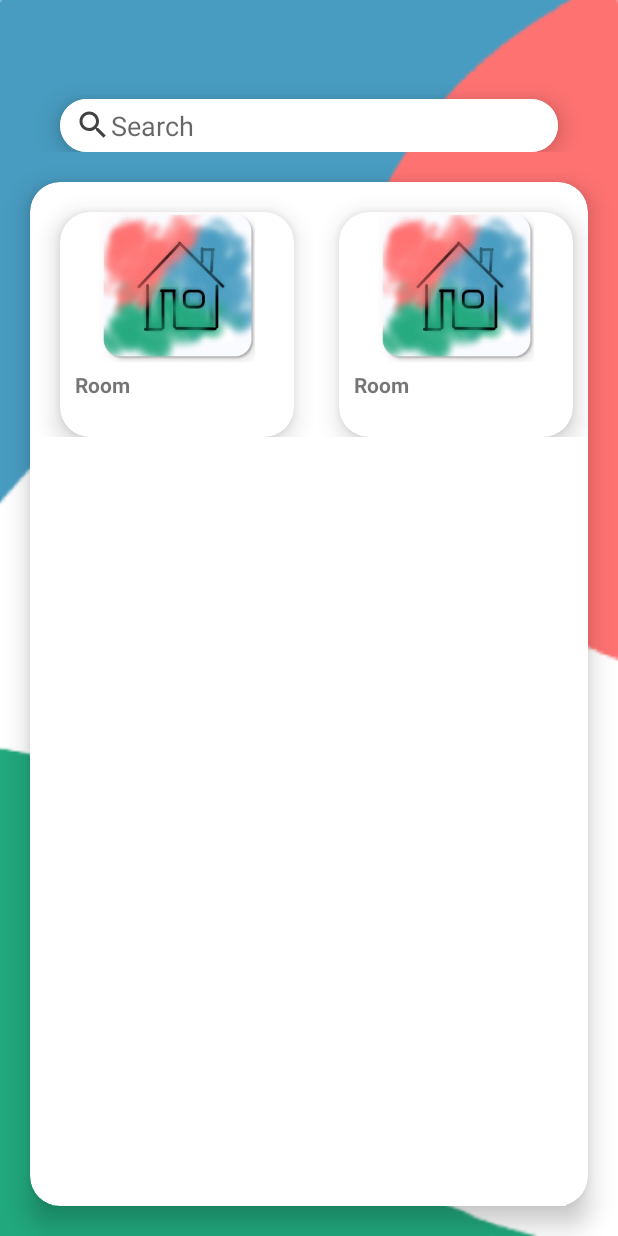
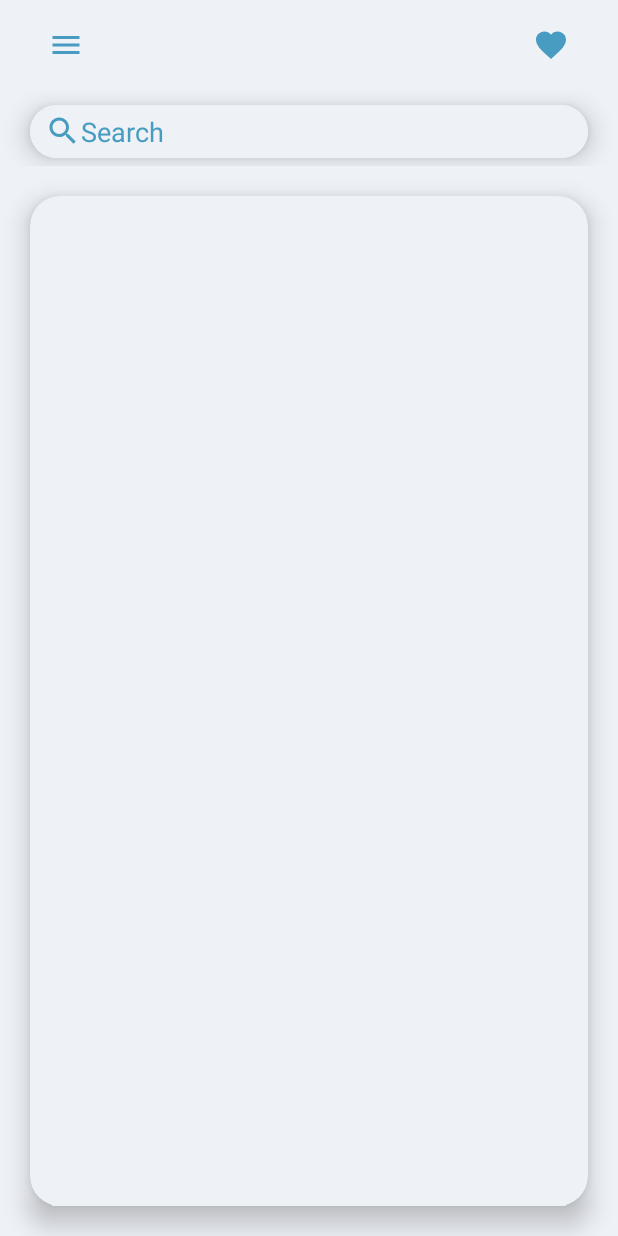
Before and after one commit to 18nanma/YourHome, an Android app: the screen it shows after launch (MainActivity), on a phone screen of 412 x 824 dp. Run offline under Robolectric (Android 15) with nearby library versions, the phone set to English and light mode, and no system bars.

Commit message:
🎨activity_main layout changes

```diff
--- /dev/null
+++ b/app/src/main/res/drawable/ic_baseline_favorite_24.xml
@@ -0,0 +1,10 @@
+<vector xmlns:android="http://schemas.android.com/apk/res/android"
+    android:width="24dp"
+    android:height="24dp"
+    android:viewportWidth="24"
+    android:viewportHeight="24"
+    android:tint="?attr/colorControlNormal">
+  <path
+      android:fillColor="@android:color/white"
+      android:pathData="M12,21.35l-1.45,-1.32C5.4,15.36 2,12.28 2,8.5 2,5.42 4.42,3 7.5,3c1.74,0 3.41,0.81 4.5,2.09C13.09,3.81 14.76,3 16.5,3 19.58,3 22,5.42 22,8.5c0,3.78 -3.4,6.86 -8.55,11.54L12,21.35z"/>
+</vector>
--- /dev/null
+++ b/app/src/main/res/drawable/ic_baseline_menu_24.xml
@@ -0,0 +1,10 @@
+<vector xmlns:android="http://schemas.android.com/apk/res/android"
+    android:width="24dp"
+    android:height="24dp"
+    android:viewportWidth="24"
+    android:viewportHeight="24"
+    android:tint="?attr/colorControlNormal">
+  <path
+      android:fillColor="@android:color/white"
+      android:pathData="M3,18h18v-2L3,16v2zM3,13h18v-2L3,11v2zM3,6v2h18L21,6L3,6z"/>
+</vector>
--- a/app/src/main/res/layout/activity_main.xml
+++ b/app/src/main/res/layout/activity_main.xml
@@ -5,7 +5,8 @@
     android:layout_width="match_parent"
     android:layout_height="match_parent"
     tools:context=".MainActivity"
-    android:background="@drawable/bg_home">
+    android:background="@color/colorWhite"
+    >
 
     <LinearLayout
         android:layout_width="match_parent"
@@ -16,7 +17,33 @@
             android:id="@+id/main_toolbar"
             android:layout_width="match_parent"
             android:layout_height="wrap_content"
-            android:background="@color/transparent"/>
+            android:background="@color/transparent">
+            <LinearLayout
+                android:layout_width="match_parent"
+                android:layout_height="wrap_content"
+                android:orientation="horizontal">
+
+                <Button
+                    android:id="@+id/expanded_menu"
+                    android:layout_width="60dp"
+                    android:layout_height="60dp"
+                    android:background="@color/transparent"
+                    android:drawableLeft="@drawable/ic_baseline_menu_24"
+                    android:drawableTint="@color/colorBlue" />
+
+                <Button
+                    android:id="@+id/favorites"
+                    android:layout_marginLeft="263dp"
+                    android:layout_width="60dp"
+                    android:layout_height="60dp"
+                    android:layout_gravity="end"
+                    android:layout_alignParentEnd="true"
+                    android:layout_alignParentRight="true"
+                    android:background="@color/transparent"
+                    android:drawableLeft="@drawable/ic_baseline_favorite_24"
+                    android:drawableTint="@color/colorBlue" />
+            </LinearLayout>
+        </androidx.appcompat.widget.Toolbar>
 
         <LinearLayout
             android:layout_width="match_parent"
@@ -30,26 +57,26 @@
                 app:cardCornerRadius="20dp"
                 app:cardElevation="10dp"
                 android:layout_marginTop="10dp"
-            android:layout_marginLeft="40dp"
-            android:layout_marginRight="40dp"
+                android:layout_marginLeft="20dp"
+                android:layout_marginRight="20dp"
+                android:layout_marginBottom="5dp"
                 >
 
                 <EditText
                     android:id="@+id/search_bar"
                     android:layout_width="match_parent"
                     android:layout_height="match_parent"
-                android:background="@color/cardview_light_background"
+                    android:background="@color/colorWhite"
                     android:hint="@string/search_bar_hint"
-                android:textColor="@color/cardview_dark_background"
+                    android:textColorHint="@color/colorBlue"
+                    android:textColor="@color/colorBlue"
                     android:drawableLeft="@drawable/ic_baseline_search_24"
-                android:drawableTint="@color/cardview_dark_background"
+                    android:drawableTint="@color/colorBlue"
                     android:paddingLeft="10dp"
                     android:paddingTop="5dp"
                     android:paddingBottom="5dp"
                     />
-
             </com.google.android.material.card.MaterialCardView>
-
         </LinearLayout>
 
         <androidx.cardview.widget.CardView
@@ -59,7 +86,8 @@
             app:cardCornerRadius="20dp"
             app:cardElevation="10dp"
             android:layout_margin="20dp"
-            android:background="@color/cardview_dark_background"
+            android:background="@color/colorWhite"
+            app:cardBackgroundColor="@color/colorWhite"
             >
             <ScrollView
                 android:layout_width="match_parent"
@@ -68,11 +96,6 @@
                     android:layout_width="match_parent"
                     android:layout_height="match_parent"
                     android:orientation="vertical">
-                    <LinearLayout
-                        android:layout_width="match_parent"
-                        android:layout_height="wrap_content"
-                        android:orientation="horizontal">
-
                         <androidx.cardview.widget.CardView
                             android:layout_width="0dp"
                             android:layout_height="150dp"
@@ -81,7 +104,8 @@
                             app:cardElevation="10dp"
                             android:layout_marginLeft="20dp"
                             android:layout_marginRight="10dp"
-                            android:layout_marginTop="20dp">
+                            android:layout_marginTop="20dp"
+                            app:cardBackgroundColor="@color/colorWhite">
                             <LinearLayout
                                 android:layout_width="match_parent"
                                 android:layout_height="match_parent"
@@ -90,7 +114,7 @@
                                     android:id="@+id/room_img"
                                     android:layout_width="match_parent"
                                     android:layout_height="100dp"
-                                    android:src="@drawable/splash4"/>
+                                    />
                                 <TextView
                                     android:layout_width="match_parent"
                                     android:layout_height="wrap_content"
@@ -102,48 +126,8 @@
                                     />
                             </LinearLayout>
                         </androidx.cardview.widget.CardView>
-
-                        <androidx.cardview.widget.CardView
-                            android:layout_width="0dp"
-                            android:layout_height="150dp"
-                            android:layout_weight="1"
-                            app:cardCornerRadius="20dp"
-                            app:cardElevation="10dp"
-                            android:layout_marginLeft="20dp"
-                            android:layout_marginRight="10dp"
-                            android:layout_marginTop="20dp">
-
-                            <LinearLayout
-                                android:layout_width="match_parent"
-                                android:layout_height="match_parent"
-                                android:orientation="vertical">
-                                <ImageView
-                                    android:id="@+id/room_img1"
-                                    android:layout_width="match_parent"
-                                    android:layout_height="100dp"
-                                    android:src="@drawable/splash4"/>
-                                <TextView
-                                    android:layout_width="match_parent"
-                                    android:layout_height="wrap_content"
-                                    android:text="@string/room"
-                                    android:layout_marginLeft="10dp"
-                                    android:layout_marginRight="10dp"
-                                    android:layout_marginTop="5dp"
-                                    android:textStyle="bold"
-                                    />
-                            </LinearLayout>
-
-                        </androidx.cardview.widget.CardView>
-                    </LinearLayout>
-
-
                 </LinearLayout>
             </ScrollView>
         </androidx.cardview.widget.CardView>
-
-
-
-
     </LinearLayout>
-
 </RelativeLayout>
--- a/app/src/main/res/values/colors.xml
+++ b/app/src/main/res/values/colors.xml
@@ -1,6 +1,6 @@
 <?xml version="1.0" encoding="utf-8"?>
 <resources>
-    <color name="colorWhite">#e9edf0</color>
+    <color name="colorWhite">#EEF1F6</color>
     <color name="colorBlue">#489cc1</color>
     <color name="colorPeach">#ff7272</color>
     <color name="colorGrey">#e9edf0 </color>
```
Also changed, not shown: app/src/main/res/drawable/ic_baseline_nights_stay_24.xml (added, +13 -0 lines), app/src/main/res/drawable/ic_baseline_sort_24.xml (added, +10 -0 lines), app/src/main/res/drawable/ic_baseline_wb_sunny_24.xml (added, +10 -0 lines), app/src/main/res/drawable/main_buttons.xml (added, +10 -0 lines). Lines whose indentation alone changed are shown as unchanged.
